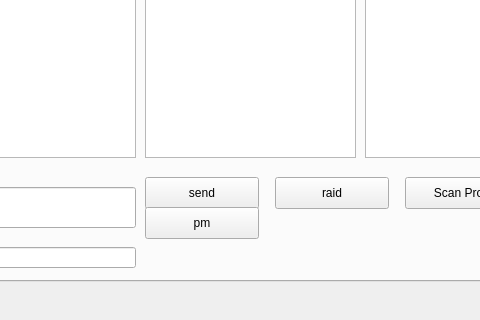
This is mainwindow.ui in Arus12316/sabotv2 as Qt 5 draws it before an edit; both pictures show x 597 to 1077 and y 266 to 586 of the 1414 by 586 pixel window. The edited form follows.
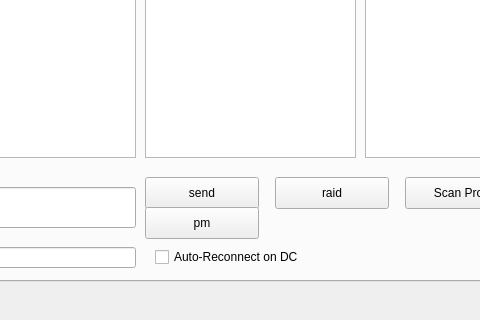
This is the edited form.

Patch:
```diff
--- a/mainwindow.ui
+++ b/mainwindow.ui
@@ -360,6 +360,19 @@
        <string>Scan Proxy List</string>
       </property>
      </widget>
+     <widget class="QCheckBox" name="autoReconnect">
+      <property name="geometry">
+       <rect>
+        <x>750</x>
+        <y>470</y>
+        <width>171</width>
+        <height>20</height>
+       </rect>
+      </property>
+      <property name="text">
+       <string>Auto-Reconnect on DC</string>
+      </property>
+     </widget>
     </widget>
    </widget>
   </widget>
```
